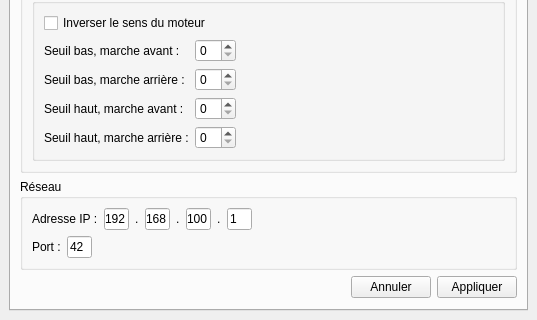
Before: the Qt Designer form py_src/vue_principale.ui in electroLAB-Belgium/electroLABBOT_GUI, drawn with Qt 5; both pictures show x 0 to 537 and y 327 to 647 of the 537 by 647 pixel window.
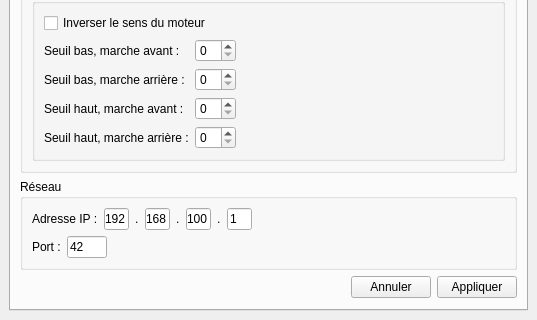
After: the same form once the commit is applied. The open tabs and pages were chosen to show the change.

Commit message: Handle live port change and partialy hide Appliquer/Annuler buttons.

Patch:
```diff
--- a/py_src/vue_principale.ui
+++ b/py_src/vue_principale.ui
@@ -1155,7 +1155,7 @@
                </property>
                <property name="maximumSize">
                 <size>
-                 <width>25</width>
+                 <width>40</width>
                  <height>16777215</height>
                 </size>
                </property>
```
The commit also changes 1 other file.
